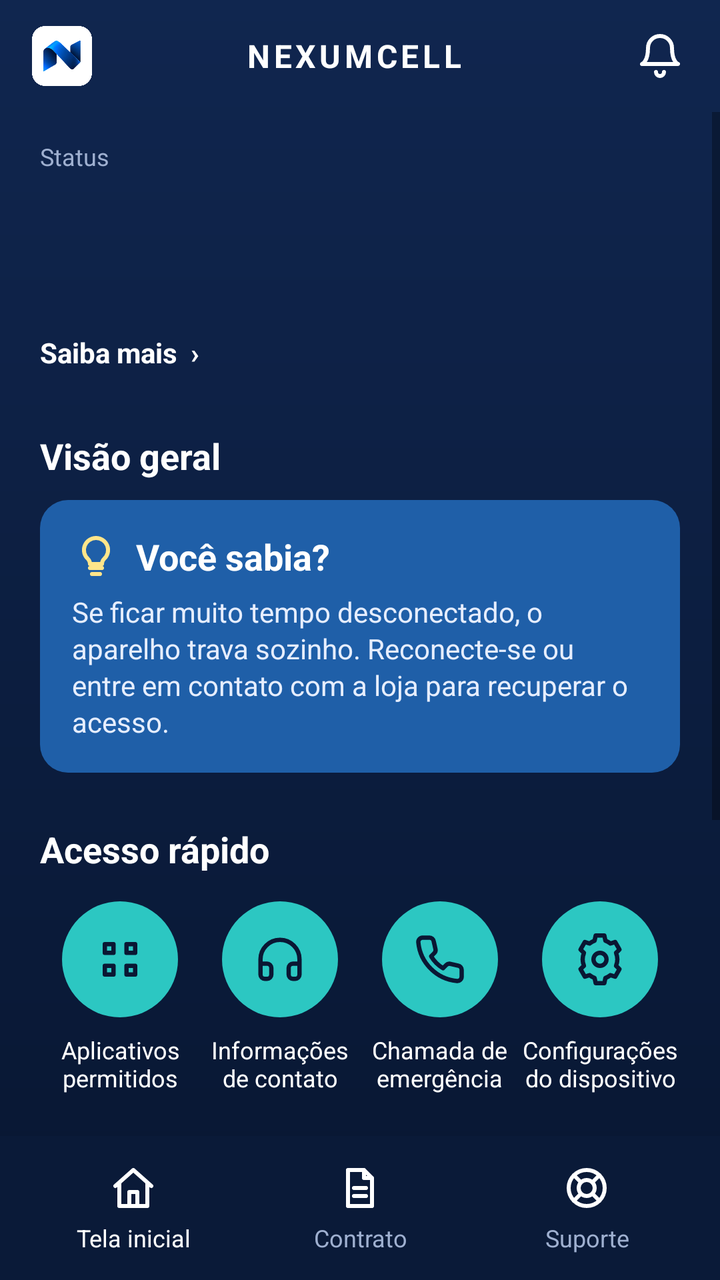
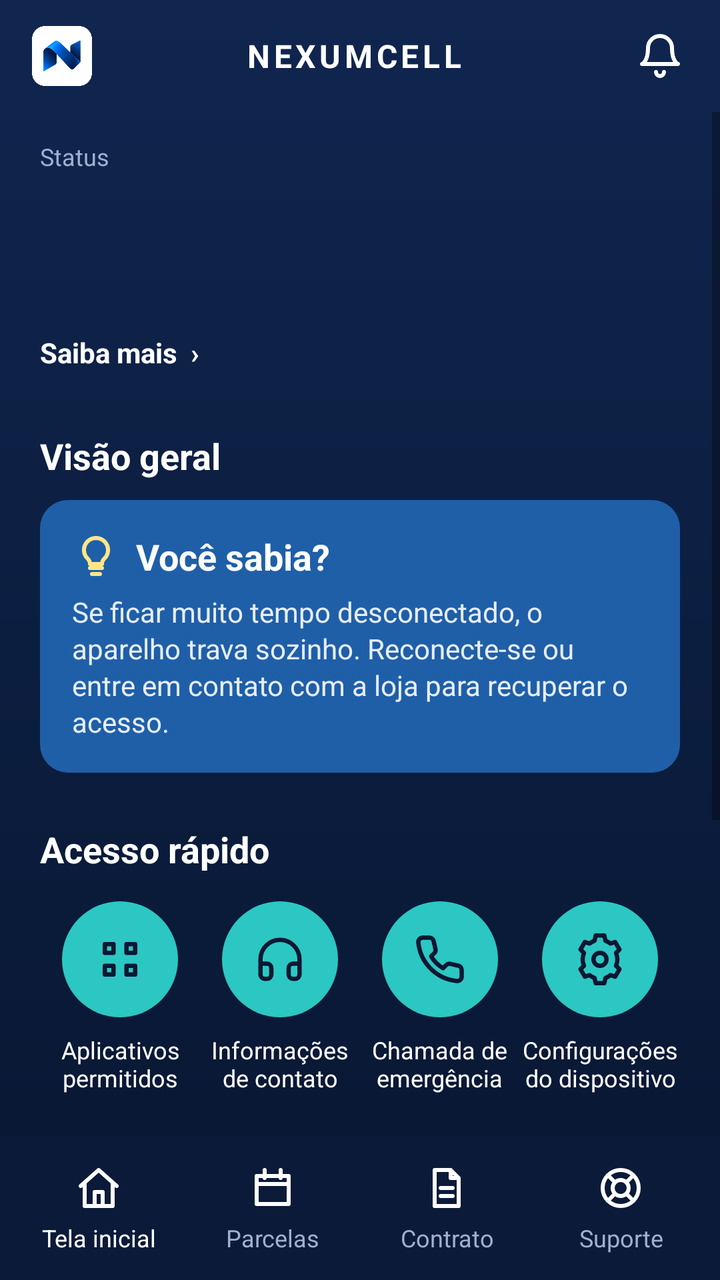

The first picture is an Android layout as it rendered before a commit; the second is the same layout after the commit. The layout source and the unified diff follow.
<!-- AndroidManifest.xml: application theme AppTheme -->
<!-- res/layout/activity_main.xml -->
<?xml version="1.0" encoding="utf-8"?>
<LinearLayout xmlns:android="http://schemas.android.com/apk/res/android"
    android:layout_width="match_parent" android:layout_height="match_parent"
    android:orientation="vertical" android:background="@drawable/fundo_app">

    
    <LinearLayout android:layout_width="match_parent" android:layout_height="56dp" android:orientation="horizontal"
        android:gravity="center_vertical" android:paddingStart="16dp" android:paddingEnd="8dp">
        <ImageView android:layout_width="30dp" android:layout_height="30dp" android:src="@drawable/logo_n" android:contentDescription="@string/app_name"/>
        <TextView android:layout_width="0dp" android:layout_height="wrap_content" android:layout_weight="1" android:gravity="center"
            android:text="NEXUMCELL" android:textColor="#FFFFFF" android:textSize="16sp" android:textStyle="bold" android:letterSpacing="0.12"/>
        <ImageButton android:id="@+id/btnSino" android:layout_width="44dp" android:layout_height="44dp"
            android:background="@android:color/transparent" android:src="@drawable/ic_sino" android:contentDescription="Avisos"/>
    </LinearLayout>

    <ScrollView android:layout_width="match_parent" android:layout_height="0dp" android:layout_weight="1">
        <LinearLayout android:layout_width="match_parent" android:layout_height="wrap_content" android:orientation="vertical"
            android:paddingStart="20dp" android:paddingEnd="20dp" android:paddingBottom="24dp">

            
            <LinearLayout android:id="@+id/heroPay" android:layout_width="match_parent" android:layout_height="wrap_content"
                android:layout_marginTop="16dp" android:orientation="vertical" android:background="@drawable/card_claro" android:padding="18dp" android:visibility="gone"/>

            
            <LinearLayout android:id="@+id/grpStatus" android:layout_width="match_parent" android:layout_height="wrap_content" android:orientation="vertical">
            <TextView android:layout_width="wrap_content" android:layout_height="wrap_content" android:layout_marginTop="14dp"
                android:text="Status" android:textColor="#9FB0D0" android:textSize="12sp"/>
            <TextView android:id="@+id/tvSituacao" android:layout_width="match_parent" android:layout_height="wrap_content"
                android:layout_marginTop="2dp" android:textColor="#FFFFFF" android:textSize="27sp" android:textStyle="bold"/>
            <TextView android:id="@+id/tvStatus" android:layout_width="match_parent" android:layout_height="wrap_content"
                android:layout_marginTop="6dp" android:textColor="#D5DDF0" android:textSize="15sp" android:lineSpacingExtra="3dp"/>
            <TextView android:id="@+id/tvSaibaMais" android:layout_width="wrap_content" android:layout_height="wrap_content"
                android:layout_marginTop="12dp" android:paddingTop="4dp" android:paddingBottom="4dp"
                android:text="Saiba mais  ›" android:textColor="#FFFFFF" android:textSize="14sp" android:textStyle="bold"/>
            </LinearLayout>

            
            <LinearLayout android:id="@+id/cardSelfie" android:layout_width="match_parent" android:layout_height="wrap_content"
                android:layout_marginTop="18dp" android:orientation="vertical" android:background="@drawable/card_dica" android:padding="16dp" android:visibility="gone">
                <TextView android:id="@+id/tvSelfieTitulo" android:layout_width="wrap_content" android:layout_height="wrap_content" android:drawableStart="@drawable/ic_camera" android:drawablePadding="10dp"
                    android:gravity="center_vertical" android:text="Tire sua selfie" android:textColor="#FFFFFF" android:textSize="18sp" android:textStyle="bold"/>
                <TextView android:id="@+id/tvSelfie" android:layout_width="match_parent" android:layout_height="wrap_content" android:layout_marginTop="6dp"
                    android:text="É necessário enviar uma selfie pelo app para a loja concluir a ativação do seu crédito." android:textColor="#E6EEFF" android:textSize="14sp"/>
                <Button android:id="@+id/btnSelfie" android:layout_width="match_parent" android:layout_height="50dp" android:layout_marginTop="12dp"
                    android:background="@drawable/btn_ciano" android:text="Tirar selfie agora" android:textAllCaps="false" android:textColor="#062A2A" android:textStyle="bold" android:textSize="16sp"/>
            </LinearLayout>

            
            <TextView android:layout_width="wrap_content" android:layout_height="wrap_content" android:layout_marginTop="26dp"
                android:text="Visão geral" android:textColor="#FFFFFF" android:textSize="18sp" android:textStyle="bold"/>
            <LinearLayout android:layout_width="match_parent" android:layout_height="wrap_content" android:layout_marginTop="10dp"
                android:orientation="vertical" android:background="@drawable/card_dica" android:padding="16dp">
                <TextView android:layout_width="wrap_content" android:layout_height="wrap_content" android:drawableStart="@drawable/ic_lampada" android:drawablePadding="8dp"
                    android:gravity="center_vertical" android:text="Você sabia?" android:textColor="#FFFFFF" android:textSize="18sp" android:textStyle="bold"/>
                <TextView android:id="@+id/tvDica" android:layout_width="match_parent" android:layout_height="wrap_content" android:layout_marginTop="6dp"
                    android:textColor="#E6EEFF" android:textSize="14sp" android:lineSpacingExtra="2dp"
                    android:text="Se ficar muito tempo desconectado, o aparelho trava sozinho. Reconecte-se ou entre em contato com a loja para recuperar o acesso."/>
            </LinearLayout>

            
            <TextView android:layout_width="wrap_content" android:layout_height="wrap_content" android:layout_marginTop="26dp"
                android:text="Acesso rápido" android:textColor="#FFFFFF" android:textSize="18sp" android:textStyle="bold"/>
            <LinearLayout android:layout_width="match_parent" android:layout_height="wrap_content" android:layout_marginTop="14dp" android:orientation="horizontal">
                <LinearLayout android:id="@+id/qaApps" style="@style/Atalho">
                    <ImageView android:layout_width="58dp" android:layout_height="58dp" android:background="@drawable/circulo_ciano" android:padding="16dp" android:src="@drawable/ic_apps" android:contentDescription="Aplicativos permitidos"/>
                    <TextView android:layout_width="wrap_content" android:layout_height="wrap_content" android:layout_marginTop="8dp" android:gravity="center" android:text="Aplicativos\npermitidos" android:textColor="#FFFFFF" android:textSize="12sp"/>
                </LinearLayout>
                <LinearLayout android:id="@+id/qaContato" style="@style/Atalho">
                    <ImageView android:layout_width="58dp" android:layout_height="58dp" android:background="@drawable/circulo_ciano" android:padding="16dp" android:src="@drawable/ic_contato" android:contentDescription="Informações de contato"/>
                    <TextView android:layout_width="wrap_content" android:layout_height="wrap_content" android:layout_marginTop="8dp" android:gravity="center" android:text="Informações\nde contato" android:textColor="#FFFFFF" android:textSize="12sp"/>
                </LinearLayout>
                <LinearLayout android:id="@+id/qaEmergencia" style="@style/Atalho">
                    <ImageView android:layout_width="58dp" android:layout_height="58dp" android:background="@drawable/circulo_ciano" android:padding="16dp" android:src="@drawable/ic_tel_escuro" android:contentDescription="Chamada de emergência"/>
                    <TextView android:layout_width="wrap_content" android:layout_height="wrap_content" android:layout_marginTop="8dp" android:gravity="center" android:text="Chamada de\nemergência" android:textColor="#FFFFFF" android:textSize="12sp"/>
                </LinearLayout>
                <LinearLayout android:id="@+id/qaConfig" style="@style/Atalho">
                    <ImageView android:layout_width="58dp" android:layout_height="58dp" android:background="@drawable/circulo_ciano" android:padding="16dp" android:src="@drawable/ic_config" android:contentDescription="Configurações do dispositivo"/>
                    <TextView android:layout_width="wrap_content" android:layout_height="wrap_content" android:layout_marginTop="8dp" android:gravity="center" android:text="Configurações\ndo dispositivo" android:textColor="#FFFFFF" android:textSize="12sp"/>
                </LinearLayout>
            </LinearLayout>

            
            <LinearLayout android:layout_width="match_parent" android:layout_height="wrap_content" android:layout_marginTop="26dp"
                android:orientation="vertical" android:background="@drawable/card_app">
                <LinearLayout android:id="@+id/secContrato" android:layout_width="match_parent" android:layout_height="wrap_content" android:orientation="vertical" android:padding="16dp" android:visibility="gone"/>
                <LinearLayout android:id="@+id/secSuporte" android:layout_width="match_parent" android:layout_height="wrap_content" android:orientation="vertical" android:padding="16dp" android:visibility="gone"/>
                <LinearLayout android:id="@+id/secFaturas" android:layout_width="match_parent" android:layout_height="wrap_content" android:orientation="vertical" android:padding="16dp">
                    <TextView android:layout_width="wrap_content" android:layout_height="wrap_content" android:text="Calendário das parcelas"
                        android:textColor="#1B1A2E" android:textSize="17sp" android:textStyle="bold" android:layout_marginBottom="10dp"/>
                    <LinearLayout android:id="@+id/calParcelas" android:layout_width="match_parent" android:layout_height="wrap_content" android:orientation="vertical" android:layout_marginBottom="18dp"/>
                    <TextView android:layout_width="wrap_content" android:layout_height="wrap_content" android:text="Minhas parcelas"
                        android:textColor="#1B1A2E" android:textSize="17sp" android:textStyle="bold" android:layout_marginBottom="10dp"/>
                    <LinearLayout android:id="@+id/listaFaturas" android:layout_width="match_parent" android:layout_height="wrap_content" android:orientation="vertical"/>
                    <Button android:id="@+id/btnAtualizar" android:layout_width="match_parent" android:layout_height="50dp"
                        android:layout_marginTop="6dp" android:background="@drawable/btn_outline_claro"
                        android:text="Atualizar" android:textAllCaps="false" android:textColor="#0A1733"/>
                    <TextView android:id="@+id/tvRodape" android:layout_width="match_parent" android:layout_height="wrap_content"
                        android:layout_marginTop="12dp" android:gravity="center" android:textColor="#696784" android:textSize="12sp"/>
                </LinearLayout>
            </LinearLayout>
        </LinearLayout>
    </ScrollView>

    
    <LinearLayout android:id="@+id/abas" android:layout_width="match_parent" android:layout_height="72dp" android:orientation="horizontal"
        android:background="@drawable/nav_fundo" android:gravity="center_vertical" android:paddingStart="10dp" android:paddingEnd="10dp">
        <TextView android:id="@+id/abaFaturas" android:layout_width="0dp" android:layout_height="56dp" android:layout_weight="1" android:layout_marginStart="6dp" android:layout_marginEnd="6dp"
            android:gravity="center" android:drawableTop="@drawable/ic_casa" android:paddingTop="6dp" android:text="Tela inicial" android:textSize="12sp" android:textColor="#FFFFFF"/>
        <TextView android:id="@+id/abaContrato" android:layout_width="0dp" android:layout_height="56dp" android:layout_weight="1" android:layout_marginStart="6dp" android:layout_marginEnd="6dp"
            android:gravity="center" android:drawableTop="@drawable/ic_doc" android:paddingTop="6dp" android:text="Contrato" android:textSize="12sp" android:textColor="#9FB0D0"/>
        <TextView android:id="@+id/abaSuporte" android:layout_width="0dp" android:layout_height="56dp" android:layout_weight="1" android:layout_marginStart="6dp" android:layout_marginEnd="6dp"
            android:gravity="center" android:drawableTop="@drawable/ic_suporte" android:paddingTop="6dp" android:text="Suporte" android:textSize="12sp" android:textColor="#9FB0D0"/>
    </LinearLayout>
</LinearLayout>
<!-- resources referenced by this layout -->
<resources>
  <!-- drawable btn_ciano (drawable) -->
  <?xml version="1.0" encoding="utf-8"?>
  <selector xmlns:android="http://schemas.android.com/apk/res/android">
      <item android:state_pressed="true"><shape><solid android:color="#1FB3AD"/><corners android:radius="14dp"/></shape></item>
      <item android:state_enabled="false"><shape><solid android:color="#7FA9A7"/><corners android:radius="14dp"/></shape></item>
      <item><shape><solid android:color="#2CC7C2"/><corners android:radius="14dp"/></shape></item>
  </selector>
  <!-- drawable btn_outline_claro (drawable) -->
  <?xml version="1.0" encoding="utf-8"?>
  <shape xmlns:android="http://schemas.android.com/apk/res/android" android:shape="rectangle">
      <solid android:color="#FFFFFF"/>
      <stroke android:width="1dp" android:color="#E2E1EC"/>
      <corners android:radius="10dp"/>
  </shape>
  <!-- drawable card_app (drawable) -->
  <?xml version="1.0" encoding="utf-8"?>
  <shape xmlns:android="http://schemas.android.com/apk/res/android"><solid android:color="#FFFFFF"/><corners android:radius="18dp"/></shape>
  <!-- drawable card_claro (drawable) -->
  <?xml version="1.0" encoding="utf-8"?>
  <shape xmlns:android="http://schemas.android.com/apk/res/android" android:shape="rectangle">
      <solid android:color="#FFFFFF"/>
      <stroke android:width="1dp" android:color="#E2E1EC"/>
      <corners android:radius="12dp"/>
  </shape>
  <!-- drawable card_dica (drawable) -->
  <?xml version="1.0" encoding="utf-8"?>
  <shape xmlns:android="http://schemas.android.com/apk/res/android"><solid android:color="#1F5FA8"/><corners android:radius="14dp"/></shape>
  <!-- drawable circulo_ciano (drawable) -->
  <?xml version="1.0" encoding="utf-8"?>
  <selector xmlns:android="http://schemas.android.com/apk/res/android">
      <item android:state_pressed="true"><shape android:shape="oval"><solid android:color="#1FB3AD"/></shape></item>
      <item><shape android:shape="oval"><solid android:color="#2CC7C2"/></shape></item>
  </selector>
  <!-- drawable fundo_app (drawable) -->
  <?xml version="1.0" encoding="utf-8"?>
  <shape xmlns:android="http://schemas.android.com/apk/res/android">
      <gradient android:type="linear" android:angle="270" android:startColor="#10264F" android:centerColor="#0C1E40" android:endColor="#081631"/>
  </shape>
  <!-- drawable ic_camera (drawable) -->
  <?xml version="1.0" encoding="utf-8"?>
  <vector xmlns:android="http://schemas.android.com/apk/res/android" android:width="24dp" android:height="24dp" android:viewportWidth="24" android:viewportHeight="24">
      <path android:strokeColor="#FFFFFF" android:strokeWidth="2" android:strokeLineCap="round" android:strokeLineJoin="round" android:fillColor="#00000000" android:pathData="M3,8 A2,2 0 0,1 5,6 H8 L10,3.5 H14 L16,6 H19 A2,2 0 0,1 21,8 V18 A2,2 0 0,1 19,20 H5 A2,2 0 0,1 3,18 Z M12,16.5 A3.5,3.5 0 1,1 12,9.5 A3.5,3.5 0 1,1 12,16.5 Z"/>
  </vector>
  <!-- drawable nav_fundo (drawable) -->
  <?xml version="1.0" encoding="utf-8"?>
  <shape xmlns:android="http://schemas.android.com/apk/res/android"><solid android:color="#0A1A38"/></shape>
  <string name="app_name">NexumCell</string>
  <style name="Atalho">
          <item name="android:layout_width">0dp</item>
          <item name="android:layout_height">wrap_content</item>
          <item name="android:layout_weight">1</item>
          <item name="android:orientation">vertical</item>
          <item name="android:gravity">center_horizontal</item>
      </style>
  <style name="AppTheme" parent="android:Theme.Material.Light.NoActionBar">
          <item name="android:colorPrimary">@color/navy</item>
          <item name="android:colorPrimaryDark">@color/navy</item>
          <item name="android:colorAccent">@color/gold</item>
          <item name="android:statusBarColor">#10264F</item>
          <item name="android:navigationBarColor">#0A1A38</item>
      </style>
  <color name="navy">#0A1733</color>
  <color name="gold">#4F8DFF</color>
  <!-- unchanged entries left out for length: 10 -->
</resources>

<!-- the commit's change to res/layout/activity_main.xml (unified diff, before → after) -->
@@ -18,6 +18,8 @@
             android:paddingStart="20dp" android:paddingEnd="20dp" android:paddingBottom="24dp">
 
             
+            <LinearLayout android:id="@+id/blocoInicio" android:layout_width="match_parent" android:layout_height="wrap_content" android:orientation="vertical">
+            
             <LinearLayout android:id="@+id/heroPay" android:layout_width="match_parent" android:layout_height="wrap_content"
                 android:layout_marginTop="16dp" android:orientation="vertical" android:background="@drawable/card_claro" android:padding="18dp" android:visibility="gone"/>
 
@@ -32,17 +34,6 @@
             <TextView android:id="@+id/tvSaibaMais" android:layout_width="wrap_content" android:layout_height="wrap_content"
                 android:layout_marginTop="12dp" android:paddingTop="4dp" android:paddingBottom="4dp"
                 android:text="Saiba mais  ›" android:textColor="#FFFFFF" android:textSize="14sp" android:textStyle="bold"/>
-            </LinearLayout>
-
-            
-            <LinearLayout android:id="@+id/cardSelfie" android:layout_width="match_parent" android:layout_height="wrap_content"
-                android:layout_marginTop="18dp" android:orientation="vertical" android:background="@drawable/card_dica" android:padding="16dp" android:visibility="gone">
-                <TextView android:id="@+id/tvSelfieTitulo" android:layout_width="wrap_content" android:layout_height="wrap_content" android:drawableStart="@drawable/ic_camera" android:drawablePadding="10dp"
-                    android:gravity="center_vertical" android:text="Tire sua selfie" android:textColor="#FFFFFF" android:textSize="18sp" android:textStyle="bold"/>
-                <TextView android:id="@+id/tvSelfie" android:layout_width="match_parent" android:layout_height="wrap_content" android:layout_marginTop="6dp"
-                    android:text="É necessário enviar uma selfie pelo app para a loja concluir a ativação do seu crédito." android:textColor="#E6EEFF" android:textSize="14sp"/>
-                <Button android:id="@+id/btnSelfie" android:layout_width="match_parent" android:layout_height="50dp" android:layout_marginTop="12dp"
-                    android:background="@drawable/btn_ciano" android:text="Tirar selfie agora" android:textAllCaps="false" android:textColor="#062A2A" android:textStyle="bold" android:textSize="16sp"/>
             </LinearLayout>
 
             
@@ -78,19 +69,22 @@
                     <TextView android:layout_width="wrap_content" android:layout_height="wrap_content" android:layout_marginTop="8dp" android:gravity="center" android:text="Configurações\ndo dispositivo" android:textColor="#FFFFFF" android:textSize="12sp"/>
                 </LinearLayout>
             </LinearLayout>
+            </LinearLayout>
 
             
-            <LinearLayout android:layout_width="match_parent" android:layout_height="wrap_content" android:layout_marginTop="26dp"
+            <LinearLayout android:id="@+id/cardAbas" android:layout_width="match_parent" android:layout_height="wrap_content" android:layout_marginTop="26dp"
                 android:orientation="vertical" android:background="@drawable/card_app">
                 <LinearLayout android:id="@+id/secContrato" android:layout_width="match_parent" android:layout_height="wrap_content" android:orientation="vertical" android:padding="16dp" android:visibility="gone"/>
                 <LinearLayout android:id="@+id/secSuporte" android:layout_width="match_parent" android:layout_height="wrap_content" android:orientation="vertical" android:padding="16dp" android:visibility="gone"/>
                 <LinearLayout android:id="@+id/secFaturas" android:layout_width="match_parent" android:layout_height="wrap_content" android:orientation="vertical" android:padding="16dp">
+                    <LinearLayout android:id="@+id/blocoParcelas" android:layout_width="match_parent" android:layout_height="wrap_content" android:orientation="vertical">
                     <TextView android:layout_width="wrap_content" android:layout_height="wrap_content" android:text="Calendário das parcelas"
                         android:textColor="#1B1A2E" android:textSize="17sp" android:textStyle="bold" android:layout_marginBottom="10dp"/>
                     <LinearLayout android:id="@+id/calParcelas" android:layout_width="match_parent" android:layout_height="wrap_content" android:orientation="vertical" android:layout_marginBottom="18dp"/>
                     <TextView android:layout_width="wrap_content" android:layout_height="wrap_content" android:text="Minhas parcelas"
                         android:textColor="#1B1A2E" android:textSize="17sp" android:textStyle="bold" android:layout_marginBottom="10dp"/>
                     <LinearLayout android:id="@+id/listaFaturas" android:layout_width="match_parent" android:layout_height="wrap_content" android:orientation="vertical"/>
+                    </LinearLayout>
                     <Button android:id="@+id/btnAtualizar" android:layout_width="match_parent" android:layout_height="50dp"
                         android:layout_marginTop="6dp" android:background="@drawable/btn_outline_claro"
                         android:text="Atualizar" android:textAllCaps="false" android:textColor="#0A1733"/>
@@ -103,12 +97,14 @@
 
     
     <LinearLayout android:id="@+id/abas" android:layout_width="match_parent" android:layout_height="72dp" android:orientation="horizontal"
-        android:background="@drawable/nav_fundo" android:gravity="center_vertical" android:paddingStart="10dp" android:paddingEnd="10dp">
-        <TextView android:id="@+id/abaFaturas" android:layout_width="0dp" android:layout_height="56dp" android:layout_weight="1" android:layout_marginStart="6dp" android:layout_marginEnd="6dp"
+        android:background="@drawable/nav_fundo" android:gravity="center_vertical" android:paddingStart="6dp" android:paddingEnd="6dp">
+        <TextView android:id="@+id/abaFaturas" android:layout_width="0dp" android:layout_height="56dp" android:layout_weight="1" android:layout_marginStart="3dp" android:layout_marginEnd="3dp"
             android:gravity="center" android:drawableTop="@drawable/ic_casa" android:paddingTop="6dp" android:text="Tela inicial" android:textSize="12sp" android:textColor="#FFFFFF"/>
-        <TextView android:id="@+id/abaContrato" android:layout_width="0dp" android:layout_height="56dp" android:layout_weight="1" android:layout_marginStart="6dp" android:layout_marginEnd="6dp"
+        <TextView android:id="@+id/abaParcelas" android:layout_width="0dp" android:layout_height="56dp" android:layout_weight="1" android:layout_marginStart="3dp" android:layout_marginEnd="3dp"
+            android:gravity="center" android:drawableTop="@drawable/ic_cal_nav" android:paddingTop="6dp" android:text="Parcelas" android:textSize="12sp" android:textColor="#9FB0D0"/>
+        <TextView android:id="@+id/abaContrato" android:layout_width="0dp" android:layout_height="56dp" android:layout_weight="1" android:layout_marginStart="3dp" android:layout_marginEnd="3dp"
             android:gravity="center" android:drawableTop="@drawable/ic_doc" android:paddingTop="6dp" android:text="Contrato" android:textSize="12sp" android:textColor="#9FB0D0"/>
-        <TextView android:id="@+id/abaSuporte" android:layout_width="0dp" android:layout_height="56dp" android:layout_weight="1" android:layout_marginStart="6dp" android:layout_marginEnd="6dp"
+        <TextView android:id="@+id/abaSuporte" android:layout_width="0dp" android:layout_height="56dp" android:layout_weight="1" android:layout_marginStart="3dp" android:layout_marginEnd="3dp"
             android:gravity="center" android:drawableTop="@drawable/ic_suporte" android:paddingTop="6dp" android:text="Suporte" android:textSize="12sp" android:textColor="#9FB0D0"/>
     </LinearLayout>
 </LinearLayout>
<!-- resource entries referenced after the edit -->
@@ -1,12 +1,5 @@
 <!-- resources referenced by this layout -->
 <resources>
-  <!-- drawable btn_ciano (drawable) -->
-  <?xml version="1.0" encoding="utf-8"?>
-  <selector xmlns:android="http://schemas.android.com/apk/res/android">
-      <item android:state_pressed="true"><shape><solid android:color="#1FB3AD"/><corners android:radius="14dp"/></shape></item>
-      <item android:state_enabled="false"><shape><solid android:color="#7FA9A7"/><corners android:radius="14dp"/></shape></item>
-      <item><shape><solid android:color="#2CC7C2"/><corners android:radius="14dp"/></shape></item>
-  </selector>
   <!-- drawable btn_outline_claro (drawable) -->
   <?xml version="1.0" encoding="utf-8"?>
   <shape xmlns:android="http://schemas.android.com/apk/res/android" android:shape="rectangle">
@@ -38,10 +31,10 @@
   <shape xmlns:android="http://schemas.android.com/apk/res/android">
       <gradient android:type="linear" android:angle="270" android:startColor="#10264F" android:centerColor="#0C1E40" android:endColor="#081631"/>
   </shape>
-  <!-- drawable ic_camera (drawable) -->
+  <!-- drawable ic_cal_nav (drawable) -->
   <?xml version="1.0" encoding="utf-8"?>
   <vector xmlns:android="http://schemas.android.com/apk/res/android" android:width="24dp" android:height="24dp" android:viewportWidth="24" android:viewportHeight="24">
-      <path android:strokeColor="#FFFFFF" android:strokeWidth="2" android:strokeLineCap="round" android:strokeLineJoin="round" android:fillColor="#00000000" android:pathData="M3,8 A2,2 0 0,1 5,6 H8 L10,3.5 H14 L16,6 H19 A2,2 0 0,1 21,8 V18 A2,2 0 0,1 19,20 H5 A2,2 0 0,1 3,18 Z M12,16.5 A3.5,3.5 0 1,1 12,9.5 A3.5,3.5 0 1,1 12,16.5 Z"/>
+      <path android:strokeColor="#FFFFFF" android:strokeWidth="2" android:strokeLineCap="round" android:strokeLineJoin="round" android:fillColor="#00000000" android:pathData="M4,6 H20 V20 H4 Z M4,10 H20 M8,3 V7 M16,3 V7"/>
   </vector>
   <!-- drawable nav_fundo (drawable) -->
   <?xml version="1.0" encoding="utf-8"?>
